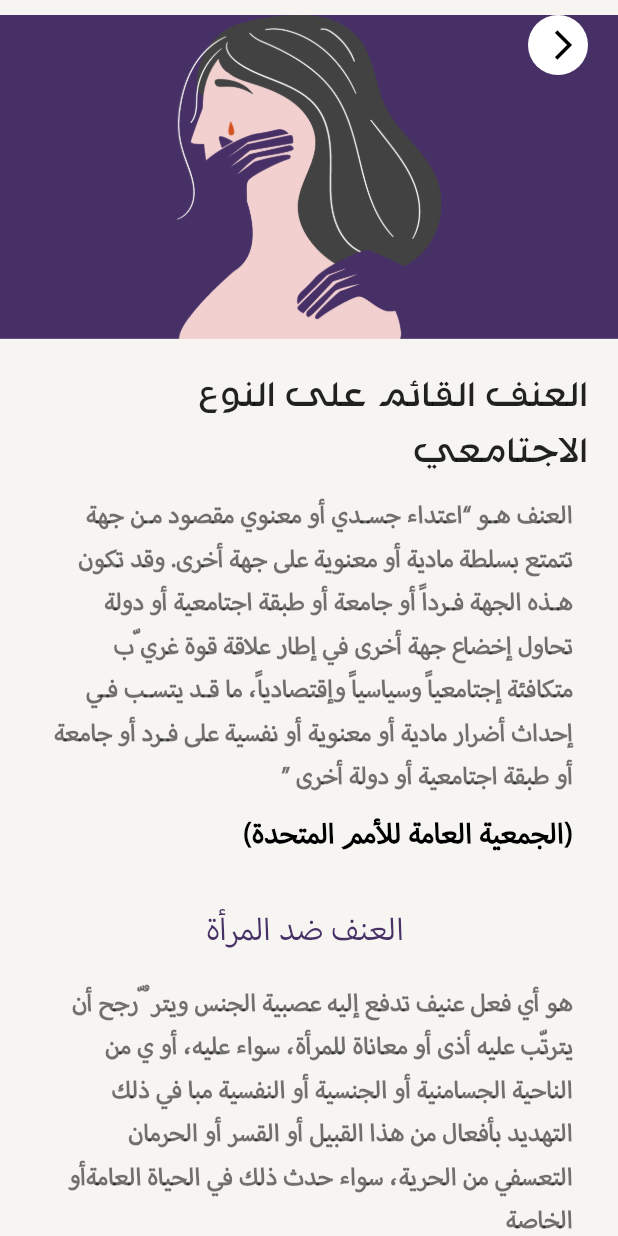
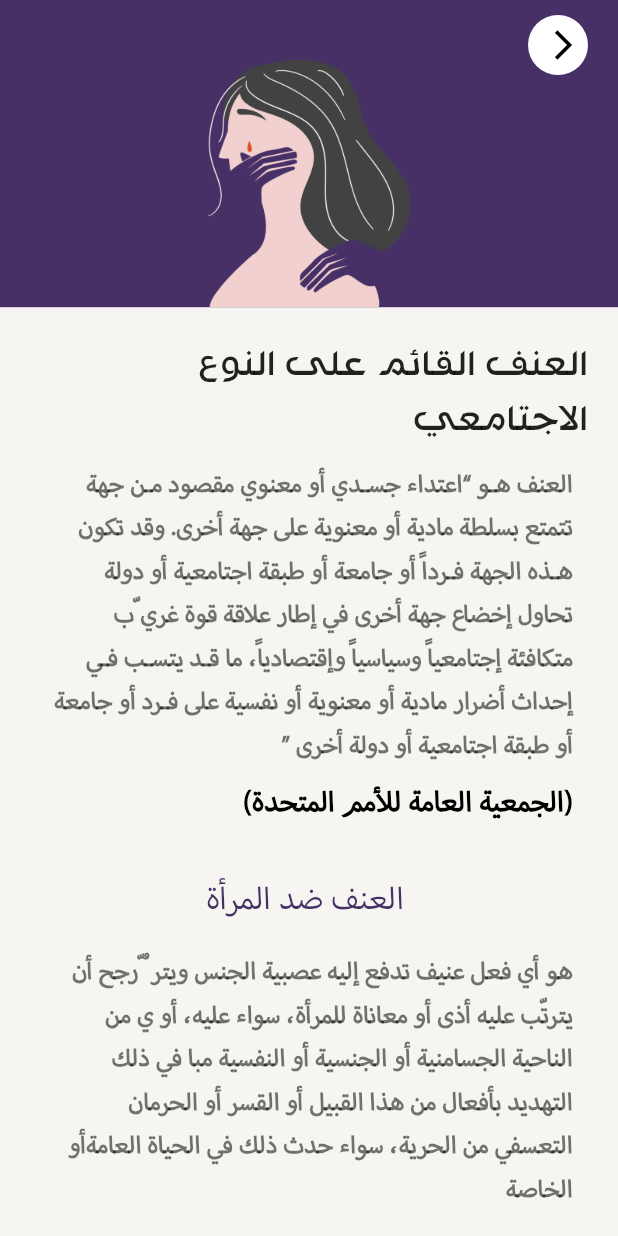
Before and after one commit to ashraf459810/waaea, a Flutter app: the AlhnfDetailsScreen screen opened by its route, on a phone screen of 412 x 824 dp. Run offline on Flutter 3.47's test engine with Material 2 defaults, Android fonts, the phone set to English and light mode, and no system bars; missing offline and left inert: dart:ffi.

Commit message:
fix some bugs  4

```diff
--- a/lib/UI/Screens/DetailsScreen/AdawatIntexabDetailsScreen.dart
+++ b/lib/UI/Screens/DetailsScreen/AdawatIntexabDetailsScreen.dart
@@ -23,10 +23,7 @@ class AdawatIntexabDetailsScreen extends StatelessWidget {
         body: SingleChildScrollView(
           child: Stack(
             children: [
-              Padding(
-                padding:
-                    const EdgeInsets.symmetric(horizontal: 0, vertical: 10),
-                child: Column(
+              Column(
                 children: [
                   Container(
                     alignment: Alignment.center,
@@ -280,7 +277,6 @@ class AdawatIntexabDetailsScreen extends StatelessWidget {
                   ),
                 ],
               ),
-              ),
               Positioned(
                 child: SafeArea(
                   child: CircleAvatar(
--- a/lib/UI/Screens/DetailsScreen/AlhnfDetailsScreen.dart
+++ b/lib/UI/Screens/DetailsScreen/AlhnfDetailsScreen.dart
@@ -32,18 +32,16 @@ class AlhnfDetailsScreen extends StatelessWidget {
         body: SingleChildScrollView(
           child: Stack(
             children: [
-              Padding(
-                padding:
-                    const EdgeInsets.symmetric(horizontal: 0, vertical: 10),
-                child: Column(
+              Column(
                 crossAxisAlignment: CrossAxisAlignment.start,
                 children: [
                   Container(
-                      padding: EdgeInsets.symmetric(
-                          horizontal: MediaQuery.of(context).size.width / 3.5),
+                    padding: EdgeInsets.only(
+                        top: 40,bottom: 0),
                     child: Image.asset(
                       Constants.topBg,
                       width: MediaQuery.of(context).size.width,
+                      height: MediaQuery.of(context).size.height/5,
                     ),
                     color: theme(context).primaryColor,
                   ),
@@ -194,7 +192,6 @@ class AlhnfDetailsScreen extends StatelessWidget {
                   ),
                 ],
               ),
-              ),
               Positioned(
                 child: SafeArea(
                   child: CircleAvatar(
--- a/lib/UI/Screens/DetailsScreen/GenderDetailsScreen.dart
+++ b/lib/UI/Screens/DetailsScreen/GenderDetailsScreen.dart
@@ -21,7 +21,6 @@ class GenderDetailsScreen extends StatelessWidget {
               Column(
                 crossAxisAlignment: CrossAxisAlignment.start,
                 children: [
-
                   Stack(
                     children: [
                       Container(
@@ -29,8 +28,8 @@ class GenderDetailsScreen extends StatelessWidget {
                         color: theme(context).primaryColor,
                       ),
                       Center(child: Padding(
-                        padding: const EdgeInsets.all(8.0),
-                        child: Image.asset(Constants.headerGender,height:MediaQuery.of(context).size.height/4.5,),
+                        padding: const EdgeInsets.only(top: 40.0),
+                        child: Image.asset(Constants.headerGender,height:MediaQuery.of(context).size.height/5.5,),
                       ))
                     ],
                   ),
--- a/lib/UI/Screens/DetailsScreen/HalamyaDetailsScreen.dart
+++ b/lib/UI/Screens/DetailsScreen/HalamyaDetailsScreen.dart
@@ -20,10 +20,7 @@ class HalamyaDetailsScreen extends StatelessWidget {
         body: SingleChildScrollView(
           child: Stack(
             children: [
-              Padding(
-                padding:
-                    const EdgeInsets.symmetric(horizontal: 0, vertical: 10),
-                child: Column(
+              Column(
                 crossAxisAlignment: CrossAxisAlignment.start,
                 children: [
                   Container(
@@ -152,7 +149,6 @@ class HalamyaDetailsScreen extends StatelessWidget {
                   ),
                 ],
               ),
-              ),
               Positioned(
                 child: SafeArea(
                   child: CircleAvatar(
--- a/lib/UI/Screens/DetailsScreen/HmayaDetailsScreen.dart
+++ b/lib/UI/Screens/DetailsScreen/HmayaDetailsScreen.dart
@@ -21,9 +21,7 @@ class HmayaDetailsScreen extends StatelessWidget {
         body: SingleChildScrollView(
           child: Stack(
             children: [
-              Padding(
-                padding: const EdgeInsets.symmetric(horizontal: 0, vertical: 10),
-                child: Column(
+              Column(
                 children: [
                   Stack(
                     children: [
@@ -99,7 +97,6 @@ class HmayaDetailsScreen extends StatelessWidget {
                           Navigator.pushNamed(context, GhairTahaqdyaScreen.route)),
                 ],
               ),
-              ),
               Positioned(child:  SafeArea(
                 child: CircleAvatar(
                   backgroundColor: Colors.white,
--- a/lib/UI/Screens/DetailsScreen/HquqDetailsScreen.dart
+++ b/lib/UI/Screens/DetailsScreen/HquqDetailsScreen.dart
@@ -26,9 +26,7 @@ class HquqDetailsScreen extends StatelessWidget {
         body: SingleChildScrollView(
           child: Stack(
             children: [
-              Padding(
-                padding: const EdgeInsets.symmetric(horizontal: 0, vertical: 10),
-                child: Column(
+              Column(
                 children: [
                   Container(
                     child: Image.asset(Constants.hands),
@@ -240,7 +238,6 @@ class HquqDetailsScreen extends StatelessWidget {
                   )
                 ],
               ),
-              ),
               Positioned(child:  SafeArea(
                 child: CircleAvatar(
                   backgroundColor: Colors.white,
--- a/lib/UI/Screens/DetailsScreen/MaraaTamnyaDetailsScreen.dart
+++ b/lib/UI/Screens/DetailsScreen/MaraaTamnyaDetailsScreen.dart
@@ -31,10 +31,7 @@ class MaraaTamnyaDetailsScreen extends StatelessWidget {
         body: SingleChildScrollView(
           child: Stack(
             children: [
-              Padding(
-                padding:
-                    const EdgeInsets.symmetric(horizontal: 0, vertical: 10),
-                child: Column(
+              Column(
                 children: [
                   Container(
                     child: Image.asset(
@@ -132,7 +129,6 @@ class MaraaTamnyaDetailsScreen extends StatelessWidget {
                   ),
                 ],
               ),
-              ),
               Positioned(
                 child: SafeArea(
                   child: CircleAvatar(
--- a/lib/UI/Screens/DetailsScreen/TamkeenMaharatDetailsScreen.dart
+++ b/lib/UI/Screens/DetailsScreen/TamkeenMaharatDetailsScreen.dart
@@ -20,10 +20,7 @@ class TamkeenMaharatDetaillsScreen extends StatelessWidget {
         body: SingleChildScrollView(
           child: Stack(
             children: [
-              Padding(
-                padding:
-                    const EdgeInsets.symmetric(horizontal: 0, vertical: 10),
-                child: Column(
+              Column(
                 children: [
                   Container(
                     alignment: Alignment.center,
@@ -210,7 +207,6 @@ class TamkeenMaharatDetaillsScreen extends StatelessWidget {
                   ),
                 ],
               ),
-              ),
               Positioned(
                 child: SafeArea(
                   child: CircleAvatar(
--- a/lib/UI/Screens/SplashScreen/SplashScreen.dart
+++ b/lib/UI/Screens/SplashScreen/SplashScreen.dart
@@ -1,5 +1,6 @@
 import 'package:flutter/material.dart';
 import 'package:wa3iaa/UI/Screens/HomeScreen/HomeScreen.dart';
+import 'package:wa3iaa/UI/Screens/LandingScreen/LandingScreen.dart';
 import 'package:wa3iaa/Utilities/ThemeOf.dart';
 
 import '../../../Constants.dart';
@@ -16,9 +17,9 @@ class _SplashScreenState extends State<SplashScreen> {
   @override
   void initState() {
     super.initState();
-    Future.delayed(const Duration(milliseconds: 1300), () {
+    Future.delayed(const Duration(milliseconds: 1000), () {
       // Do Something Before it Goes to Home Screen
-      Navigator.pushNamed(context, HomeScreen.route);
+      Navigator.pushNamed(context, LandingScreen.route);
     });
   }
 
```
Also changed, not shown: lib/UI/Screens/CategoriesScreen/CategoriesScreen.dart (+8 -3 lines), lib/UI/Screens/DetailsScreen/MaraaDetailsScreen.dart (+5 -6 lines), lib/UI/Screens/DetailsScreen/MsharakaDetailsScreen.dart (+2 -6 lines), lib/UI/Screens/LandingScreen/LandingScreen.dart (+17 -1 lines), lib/main.dart (+4 -3 lines). Lines whose indentation alone changed are shown as unchanged.
